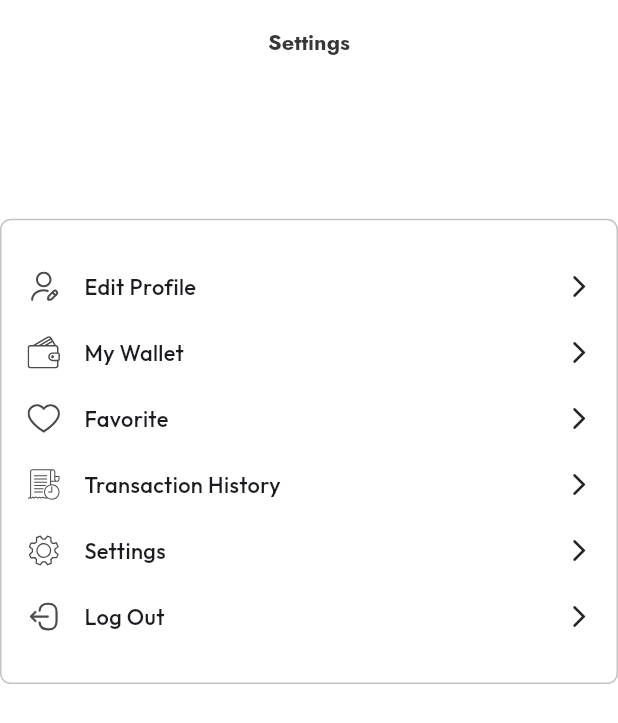
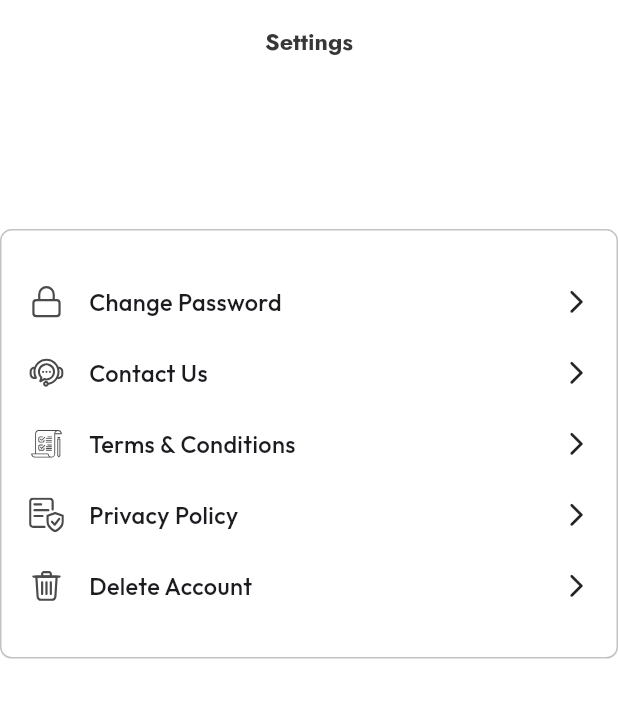
Before and after one commit to Irfanhossain909/coffie-app, a Flutter app: the SettingScreen screen opened by its route, on a phone screen of 412 x 824 dp. Shown: the top 723 px of the screen. Run offline on Flutter 3.47's test engine with Material 3 defaults, Android fonts, the phone set to English and light mode, and no system bars; our stand-ins replace cached_network_image, flutter_otp_text_field, flutter_screenutil, flutter_svg, get, google_fonts and 1 more; network calls fail.

Commit message:
working on changes password

```diff
--- a/lib/core/component/app_input/app_input_widget_two.dart
+++ b/lib/core/component/app_input/app_input_widget_two.dart
@@ -141,7 +141,7 @@ class _AppInputWidgetTwoState extends State<AppInputWidgetTwo> {
             decoration: InputDecoration(
               hintText: widget.hintText,
               hintStyle: Theme.of(context).textTheme.titleSmall?.copyWith(
-                color: Colors.black.withOpacity(.8),
+                color: Colors.black.withOpacity(.4),
               ),
               filled: widget.filled,
               fillColor: widget.fillColor ?? Colors.white,
--- a/lib/core/const/app_assets.dart
+++ b/lib/core/const/app_assets.dart
@@ -18,7 +18,14 @@ class AppAssets {
   static const String logout = "assets/icons/logout.svg";
   static const String transection = "assets/icons/tansection.svg";
   static const String wallet = "assets/icons/wallet.svg";
+  static const String terms = "assets/icons/terms.svg";
+  static const String privacy = "assets/icons/privicy.svg";
+  static const String delete = "assets/icons/delete.svg";
+  static const String contactUs = "assets/icons/contacyUs.svg";
+  static const String changePassword = "assets/icons/chengePassword.svg";
 
   // ------------------------  Image ------------------------
   static const String branding = "assets/images/branding.svg";
+
+  static const String changePasswordImg = "assets/images/changeImg.svg";
 }
--- a/lib/core/route/app_routes.dart
+++ b/lib/core/route/app_routes.dart
@@ -30,6 +30,7 @@ class AppRoutes {
   // Profile Routes
   final String profileScreen = "/profile-screen";
   final String settingScreen = "/setting-screen";
+  final String changePasswordScreen = "/change-password-screen";
 
 
 }
--- a/lib/core/route/app_routes_file.dart
+++ b/lib/core/route/app_routes_file.dart
@@ -10,6 +10,7 @@ import 'package:coffie/feature/gift_card/presentation/ui/gift_card_screen.dart';
 import 'package:coffie/feature/home/presentation/ui/home_screen.dart';
 import 'package:coffie/feature/navigation/presentation/ui/navigation_screen.dart';
 import 'package:coffie/feature/order/presentation/ui/order_screen.dart';
+import 'package:coffie/feature/profile/presentation/ui/change_password_screen.dart';
 import 'package:coffie/feature/profile/presentation/ui/profile_screen.dart';
 import 'package:coffie/feature/profile/presentation/ui/setting_screen.dart';
 import 'package:coffie/feature/reward/presentation/ui/reward_screen.dart';
@@ -95,4 +96,9 @@ List<GetPage> appRootRoutesFile = <GetPage>[
     binding: AppBinding(),
     page: () => const SettingScreen(),
   ),
+  GetPage(
+    name: AppRoutes.instance.changePasswordScreen,
+    binding: AppBinding(),
+    page: () => const ChangePasswordScreen(),
+  ),
 ];
--- a/lib/core/route/bindings/app_binding.dart
+++ b/lib/core/route/bindings/app_binding.dart
@@ -1,6 +1,7 @@
 import 'package:coffie/feature/gift_card/presentation/controller/gift_card_controller.dart';
 import 'package:coffie/feature/home/presentation/controller/home_controller.dart';
 import 'package:coffie/feature/order/presentation/controller/order_controller.dart';
+import 'package:coffie/feature/profile/presentation/controller/change_password_controller.dart';
 import 'package:coffie/feature/profile/presentation/controller/profile_controller.dart';
 import 'package:coffie/feature/reward/presentation/controller/reward_controller.dart';
 import 'package:get/get.dart';
@@ -13,5 +14,6 @@ class AppBinding extends Bindings {
     Get.lazyPut(() => OrderController());
     Get.lazyPut(() => GiftCardController());
     Get.lazyPut(() => ProfileController());
+    Get.lazyPut(() => ChangePasswordController());
   }
 }
--- /dev/null
+++ b/lib/feature/profile/presentation/controller/change_password_controller.dart
@@ -0,0 +1,5 @@
+import 'package:get/get.dart';
+
+class ChangePasswordController extends GetxController {
+  //
+}
--- a/lib/feature/profile/presentation/ui/setting_screen.dart
+++ b/lib/feature/profile/presentation/ui/setting_screen.dart
@@ -1,9 +1,11 @@
 import 'package:coffie/core/component/appbar/custom_appbar.dart';
 import 'package:coffie/core/const/app_assets.dart';
 import 'package:coffie/core/const/app_color.dart';
+import 'package:coffie/core/route/app_routes.dart';
 import 'package:coffie/feature/profile/presentation/widget/profile_row_card.dart';
 import 'package:flutter/material.dart';
 import 'package:flutter_screenutil/flutter_screenutil.dart';
+import 'package:get/get.dart';
 
 class SettingScreen extends StatelessWidget {
   const SettingScreen({super.key});
@@ -36,35 +38,33 @@ class SettingScreen extends StatelessWidget {
               children: [
                 SizedBox(height: 12.h),
                 ProfileRowCard(
-                  title: "Edit Profile",
-                  icon: AppAssets.edit,
+                  title: "Change Password",
+                  icon: AppAssets.changePassword,
+                  onTap: () {
+                    Get.toNamed(AppRoutes.instance.changePasswordScreen);
+                  },
+                ),
+                ProfileRowCard(
+                  title: "Contact Us",
+                  icon: AppAssets.contactUs,
                   onTap: () {},
                 ),
                 ProfileRowCard(
-                  title: "My Wallet",
-                  icon: AppAssets.wallet,
+                  title: "Terms & Conditions",
+                  icon: AppAssets.terms,
                   onTap: () {},
                 ),
                 ProfileRowCard(
-                  title: "Favorite",
-                  icon: AppAssets.favorate,
+                  title: "Privacy Policy",
+                  icon: AppAssets.privacy,
                   onTap: () {},
                 ),
                 ProfileRowCard(
-                  title: "Transaction History",
-                  icon: AppAssets.transection,
+                  title: "Delete Account",
+                  icon: AppAssets.delete,
                   onTap: () {},
                 ),
-                ProfileRowCard(
-                  title: "Settings",
-                  icon: AppAssets.setting,
-                  onTap: () {},
-                ),
-                ProfileRowCard(
-                  title: "Log Out",
-                  icon: AppAssets.logout,
-                  onTap: () {},
-                ),
+
                 SizedBox(height: 12.h),
               ],
             ),
--- a/lib/my_app.dart
+++ b/lib/my_app.dart
@@ -13,7 +13,7 @@ class MyApp extends StatelessWidget {
   @override
   Widget build(BuildContext context) {
     return ScreenUtilInit(
-      designSize: const Size(412, 917),
+      designSize: const Size(393, 852),
       minTextAdapt: true,
       splitScreenMode: true,
       child: GetMaterialApp(
```
Also changed, not shown: lib/feature/profile/domain/repository/setting_repository.dart (added, +14 -0 lines), lib/feature/profile/presentation/ui/change_password_screen.dart (added, +86 -0 lines), assets/icons/chengePassword.svg (added), assets/icons/contacyUs.svg (added), assets/icons/delete.svg (added), assets/icons/privicy.svg (added), assets/icons/terms.svg (added), assets/images/changeImg.svg (added).
